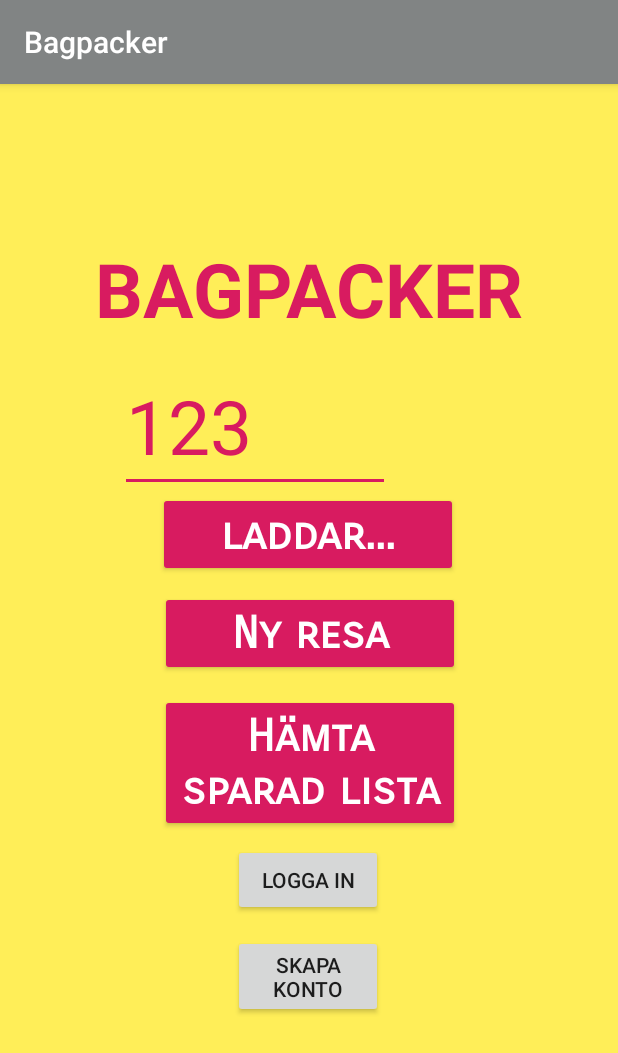
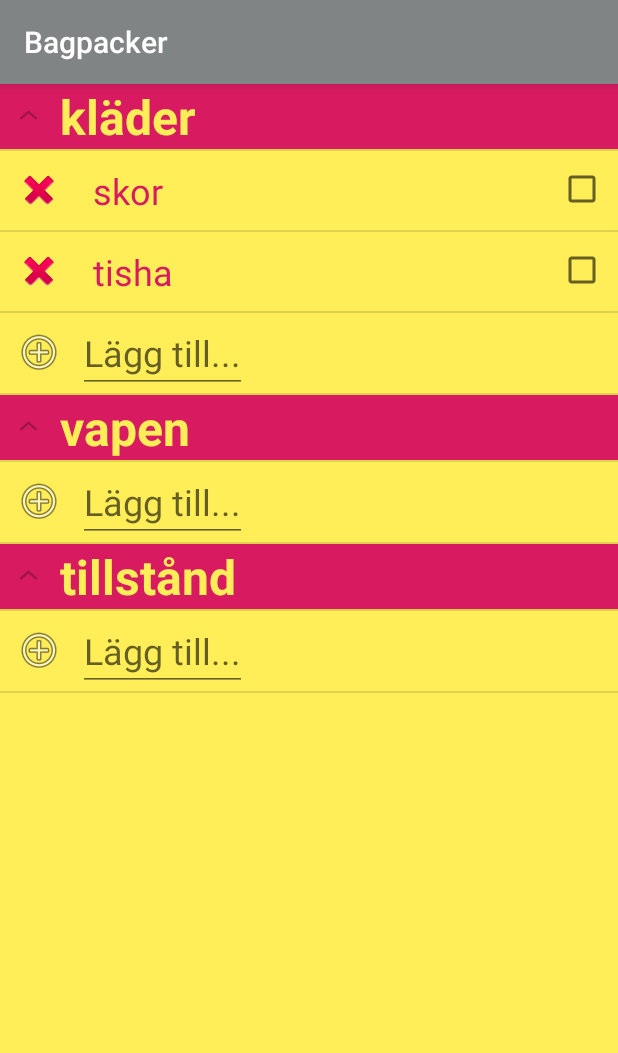
Before and after one commit to jostvi/BagpackerDemo2, an Android app: the screen it shows after launch (MainActivity before the commit, ListViewActivity after it), after a tap on "Hämta lista", on a phone screen of 412 x 824 dp. Shown: the top 1053 px of the screen. Run offline under Robolectric (Android 15) with nearby library versions, the phone set to English and light mode, and no system bars; our stand-ins replace Volley.

Commit message:
Working with alternative features in the Adapter

```diff
--- a/app/src/main/java/se/mau/ai9856/bagpackerdemo/CustomAdapter.java
+++ b/app/src/main/java/se/mau/ai9856/bagpackerdemo/CustomAdapter.java
@@ -16,9 +16,9 @@ public class CustomAdapter extends BaseAdapter {
     private LayoutInflater inflater;
     private Context context;
     private ArrayList<ListItem> list;
-    private ArrayList<HeaderInfo> subList;
+    private ArrayList<Header> subList;
 
-    public CustomAdapter(Context context, ArrayList<HeaderInfo> subList) {
+    public CustomAdapter(Context context, ArrayList<Header> subList) {
         this.context = context;
         this.subList = subList;
         inflater = (LayoutInflater) context.getSystemService(Context.LAYOUT_INFLATER_SERVICE);
--- a/app/src/main/java/se/mau/ai9856/bagpackerdemo/ExpandableListAdapter.java
+++ b/app/src/main/java/se/mau/ai9856/bagpackerdemo/ExpandableListAdapter.java
@@ -1,21 +1,23 @@
 package se.mau.ai9856.bagpackerdemo;
 
 import android.content.Context;
+import android.util.Log;
 import android.view.LayoutInflater;
 import android.view.View;
 import android.view.ViewGroup;
 import android.widget.BaseExpandableListAdapter;
 import android.widget.CheckBox;
 import android.widget.CompoundButton;
+import android.widget.EditText;
 import android.widget.ImageButton;
 import android.widget.TextView;
 import java.util.ArrayList;
 
 public class ExpandableListAdapter extends BaseExpandableListAdapter {
     private Context context;
-    private ArrayList<HeaderInfo> sectionList;
+    private ArrayList<Header> sectionList;
 
-    public ExpandableListAdapter(Context context, ArrayList<HeaderInfo> sectionList){
+    public ExpandableListAdapter(Context context, ArrayList<Header> sectionList){
         this.context = context;
         this.sectionList = sectionList;
     }
@@ -32,7 +34,7 @@ public class ExpandableListAdapter extends BaseExpandableListAdapter {
     }
 
     @Override
-    public HeaderInfo getGroup(int groupPosition) {
+    public Header getGroup(int groupPosition) {
         return sectionList.get(groupPosition);
     }
 
@@ -60,15 +62,15 @@ public class ExpandableListAdapter extends BaseExpandableListAdapter {
     @Override
     public View getGroupView(int groupPosition, boolean isExpanded,
                              View view, ViewGroup parent) {
-        HeaderInfo headerInfo = getGroup(groupPosition);
+        Header group = getGroup(groupPosition);
         if(view == null){
             LayoutInflater inf = (LayoutInflater)
                     context.getSystemService(Context.LAYOUT_INFLATER_SERVICE);
             view = inf.inflate(R.layout.header_layout, null);
         }
-
+        Log.e("HEJ", "Group: " + group.getName());
         TextView header = view.findViewById(R.id.list_header);
-        header.setText(headerInfo.getName().trim());
+        header.setText(group.getName().trim());
         return view;
     }
 
@@ -76,8 +78,19 @@ public class ExpandableListAdapter extends BaseExpandableListAdapter {
     public View getChildView(final int groupPosition, final int childPosition, boolean isLastChild,
                              View view, ViewGroup parent) {
         final ViewHolder holder;
+        final ViewHolder2 holder2;
         final ListItem listItem = getChild(groupPosition, childPosition);
         if (view == null){
+            if (isLastChild){
+                holder2 = new ViewHolder2();
+                LayoutInflater childInflater = (LayoutInflater)
+                        context.getSystemService(Context.LAYOUT_INFLATER_SERVICE);
+                view = childInflater.inflate(R.layout.new_item_row, null);
+                holder2.etNewItem = view.findViewById(R.id.etNewItem);
+                holder2.btnAddItem = view.findViewById(R.id.btnAddItem);
+                view.setTag(holder2);
+                return view;
+            } else {
                 holder = new ViewHolder();
                 LayoutInflater childInflater = (LayoutInflater)
                         context.getSystemService(Context.LAYOUT_INFLATER_SERVICE);
@@ -86,8 +99,15 @@ public class ExpandableListAdapter extends BaseExpandableListAdapter {
                 holder.checks = view.findViewById(R.id.itemCheck);
                 holder.btnDelete = view.findViewById(R.id.deleteButton);
                 view.setTag(holder);
+            }
+            //Log.e("NULL", "Group: " + groupPosition + " Child: " + childPosition + " isLast: " + isLastChild + " View: " + view.toString() + " Parent: " + parent.toString());
         } else {
+            if(view.getTag()instanceof ViewHolder){
                 holder = (ViewHolder) view.getTag();
+            } else {
+                holder = new ViewHolder();
+                holder2 = (ViewHolder2) view.getTag();
+            }
         }
         holder.checks.setOnCheckedChangeListener(null);
         holder.checks.setFocusable(true);
@@ -123,7 +143,7 @@ public class ExpandableListAdapter extends BaseExpandableListAdapter {
                 }
             }
         });
-
+        Log.e("HEJ2", "Child: " + listItem.getItemName());
         holder.tv.setText(listItem.getItemName().trim());
         //TextView childItem = view.findViewById(R.id.itemName);
         //childItem.setText(listItem.getItemName().trim());
@@ -151,4 +171,9 @@ public class ExpandableListAdapter extends BaseExpandableListAdapter {
         private CheckBox checks;
         private ImageButton btnDelete;
     }
+
+    private class ViewHolder2 {
+        private EditText etNewItem;
+        private ImageButton btnAddItem;
     }
+}
--- a/app/src/main/java/se/mau/ai9856/bagpackerdemo/HeaderInfo.java
+++ b/app/src/main/java/se/mau/ai9856/bagpackerdemo/Header.java
@@ -2,7 +2,7 @@ package se.mau.ai9856.bagpackerdemo;
 
 import java.util.ArrayList;
 
-public class HeaderInfo {
+public class Header {
     private String name;
     private ArrayList<ListItem> itemList = new ArrayList<>();
 
@@ -18,7 +18,5 @@ public class HeaderInfo {
         return itemList;
     }
 
-    public void setItemList(ArrayList<ListItem> itemList){
-        this.itemList = itemList;
-    }
+    public void setItemList(ArrayList<ListItem> itemList){ this.itemList = itemList; }
 }
--- a/app/src/main/java/se/mau/ai9856/bagpackerdemo/ListViewActivity.java
+++ b/app/src/main/java/se/mau/ai9856/bagpackerdemo/ListViewActivity.java
@@ -3,14 +3,8 @@ package se.mau.ai9856.bagpackerdemo;
 import android.content.Intent;
 import android.os.Bundle;
 import android.support.v7.app.AppCompatActivity;
-import android.util.Log;
 import android.view.View;
-import android.widget.Button;
-import android.widget.EditText;
 import android.widget.ExpandableListView;
-import android.widget.ImageButton;
-import android.widget.ListView;
-import android.widget.TextView;
 import android.widget.Toast;
 
 import org.json.JSONArray;
@@ -18,15 +12,13 @@ import org.json.JSONException;
 import org.json.JSONObject;
 
 import java.util.ArrayList;
-import java.util.Collections;
-import java.util.Comparator;
 import java.util.LinkedHashMap;
 
 public class ListViewActivity extends AppCompatActivity {
     private static final String ITEMS = "items";
     private ExpandableListView expListView;
-    private LinkedHashMap<String, HeaderInfo> mySection = new LinkedHashMap<>();
-    private ArrayList<HeaderInfo> sectionList = new ArrayList<>();
+    private LinkedHashMap<String, Header> mySection = new LinkedHashMap<>();
+    private ArrayList<Header> sectionList = new ArrayList<>();
     private ArrayList<ListItem> list = new ArrayList<>();
     private ExpandableListAdapter expAdapter;
     private JSONArray jsonArray;
@@ -35,13 +27,6 @@ public class ListViewActivity extends AppCompatActivity {
     protected void onCreate(Bundle savedInstanceState) {
         super.onCreate(savedInstanceState);
         setContentView(R.layout.activity_list_view);
-       // newItem = findViewById(R.id.add_item);
-        //deleteItem = findViewById(R.id.delete_item);
-        //listView = findViewById(R.id.listView);
-        //setList();
-
-        // test av exp. list:
-
         expListView = findViewById(R.id.expList);
         expAdapter = new ExpandableListAdapter(ListViewActivity.this, sectionList);
         expListView.setAdapter(expAdapter);
@@ -128,27 +113,23 @@ public class ListViewActivity extends AppCompatActivity {
             for (int i = 0; i < jArray.length(); i++){
                 JSONObject jObject = jArray.getJSONObject(i);
                 String category = jObject.getString("category");
-                HeaderInfo headerInfo = mySection.get(category);
-                if (headerInfo == null) {
-                    headerInfo = new HeaderInfo();
-                    headerInfo.setName(category);
-                    mySection.put(category, headerInfo);
-                    sectionList.add(headerInfo);
+                Header header = mySection.get(category);
+                if (header == null) {
+                    header = new Header();
+                    header.setName(category);
+                    mySection.put(category, header);
+                    sectionList.add(header);
                 }
-                ArrayList<ListItem> itemList = headerInfo.getItemList();
+                ArrayList<ListItem> itemList = header.getItemList();
                 int listSize = itemList.size();
                 listSize++;
 
                 ListItem listItem = new ListItem(listSize, jObject.getString("item"));
                 itemList.add(listItem);
-                headerInfo.setItemList(itemList);
+                header.setItemList(itemList);
             }
         }catch(JSONException e){
             e.printStackTrace();
         }
     }
-
-    private class AddItemRow {
-        private EditText input = findViewById(R.id.new_item);
-    }
 }
--- a/app/src/main/java/se/mau/ai9856/bagpackerdemo/MainActivity.java
+++ b/app/src/main/java/se/mau/ai9856/bagpackerdemo/MainActivity.java
@@ -12,7 +12,6 @@ import com.android.volley.Response;
 import com.android.volley.VolleyError;
 import com.android.volley.toolbox.JsonObjectRequest;
 import com.android.volley.toolbox.Volley;
-
 import org.json.JSONObject;
 
 /**
@@ -80,4 +79,13 @@ public class MainActivity extends AppCompatActivity {
         Intent intent = new Intent(this, SavedLists.class);
         startActivity(intent);
     }
+
+    public void generateTest(View v){
+        String jsonStr = "{\"lista\":[{\"item\":\"skor\",\"category\":\"kläder\"}," +
+                "                     {\"item\":\"tisha\",\"category\":\"kläder\"}," +
+                "                     {\"item\":\"tights\",\"category\":\"kläder\"}," +
+                "                     {\"item\":\"pistol\",\"category\":\"vapen\"}," +
+                "                     {\"item\":\"hjärnblödning\",\"category\":\"tillstånd\"}]}";
+        showList(jsonStr);
+    }
 }
--- a/app/src/main/res/layout/activity_main.xml
+++ b/app/src/main/res/layout/activity_main.xml
@@ -13,7 +13,7 @@
         android:layout_width="200dp"
         android:layout_height="wrap_content"
         android:fontFamily="sans-serif-smallcaps"
-        android:onClick="getJSON"
+        android:onClick="generateTest"
         android:text="@string/get_list"
         android:textAlignment="center"
         android:textAppearance="@android:style/TextAppearance.Material.Small"
@@ -26,7 +26,6 @@
         app:layout_constraintRight_toRightOf="parent"
         app:layout_constraintTop_toTopOf="parent"
         app:layout_constraintVertical_bias="0.382" />
-         <!--android:onClick="getJSON"-->
     <Button
         android:id="@+id/new_trip"
         style="@style/Widget.AppCompat.Button.Colored"
--- a/app/src/main/res/layout/new_item_row.xml
+++ b/app/src/main/res/layout/new_item_row.xml
@@ -6,16 +6,18 @@
     android:layout_height="match_parent"
     android:background="@color/screenBackground">
 
-    <ImageView
+    <ImageButton
+        android:id="@+id/btnAddItem"
         android:layout_width="wrap_content"
         android:layout_height="wrap_content"
         android:layout_margin="10dp"
         android:background="@color/screenBackground"
         app:srcCompat="@android:drawable/ic_menu_add" />
     <EditText
-        android:id="@+id/new_item"
+        android:id="@+id/etNewItem"
         android:layout_width="wrap_content"
         android:layout_height="wrap_content"
         android:hint="Lägg till..."
+        android:textColor="@color/colorAccent"
         android:textSize="24sp"/>
 </LinearLayout>
```
Lines whose indentation alone changed are shown as unchanged.
